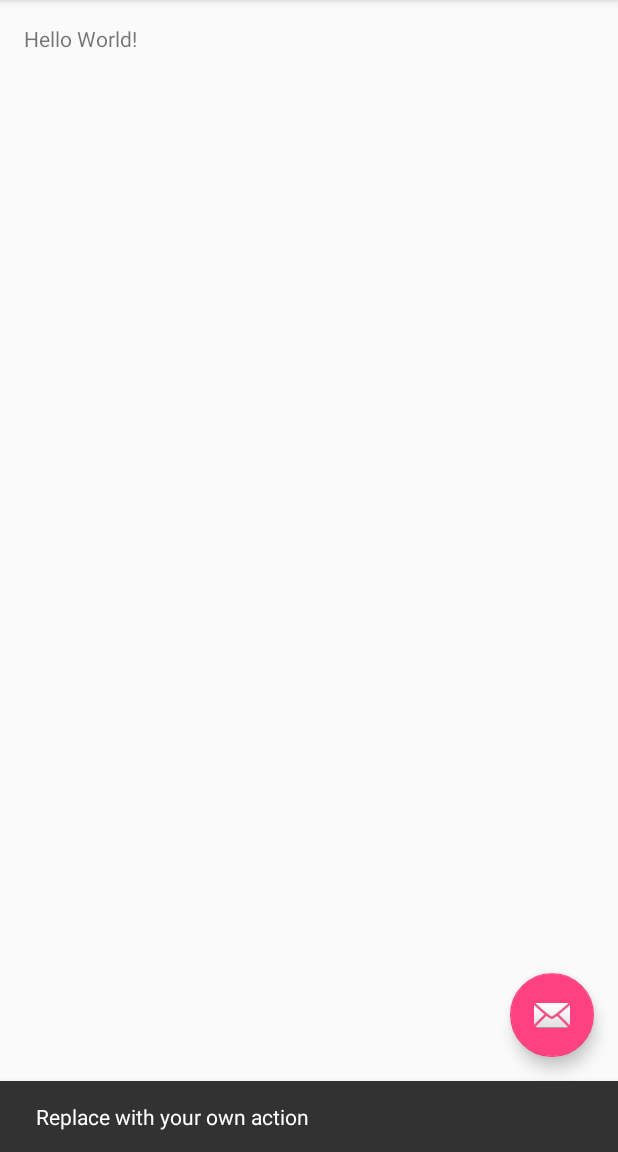
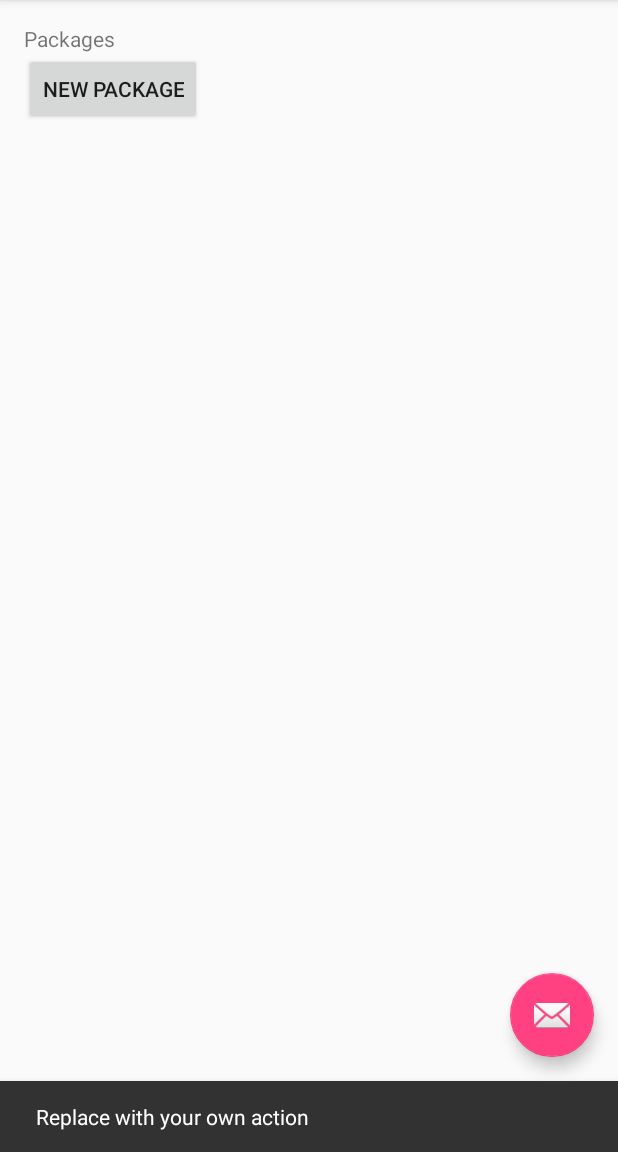
Before and after one commit to bbranquinho/wpattern-mutrack-simple, an Android app: the screen it shows after launch (MainActivity), after a tap on an icon or button, on a phone screen of 412 x 824 dp, the part 84-1236 px from its top. Run offline under Robolectric (Android 15) with nearby library versions, the phone set to English and light mode, and no system bars.

Commit message:
Initial android layout.

```diff
--- a/wpattern-mutrack-android/app/src/main/res/layout/content_main.xml
+++ b/wpattern-mutrack-android/app/src/main/res/layout/content_main.xml
@@ -12,8 +12,32 @@
     tools:context="org.wpattern.mutrack.simple.MainActivity"
     tools:showIn="@layout/activity_main">
 
-    <TextView
-        android:layout_width="wrap_content"
-        android:layout_height="wrap_content"
-        android:text="Hello World!" />
+    <LinearLayout
+        android:orientation="vertical"
+        android:layout_width="match_parent"
+        android:layout_height="match_parent"
+        android:layout_alignParentTop="true"
+        android:layout_alignParentLeft="true"
+        android:layout_alignParentStart="true">
+
+        <TextView
+            android:layout_width="wrap_content"
+            android:layout_height="wrap_content"
+            android:text="@string/package_label"
+            android:id="@+id/packageLabel" />
+
+        <LinearLayout
+            android:orientation="horizontal"
+            android:layout_width="match_parent"
+            android:layout_height="wrap_content">
+
+            <Button
+                android:layout_width="wrap_content"
+                android:layout_height="wrap_content"
+                android:text="@string/new_package"
+                android:id="@+id/packageButton" />
+        </LinearLayout>
+
+    </LinearLayout>
+
 </RelativeLayout>
--- a/wpattern-mutrack-android/app/src/main/res/values/strings.xml
+++ b/wpattern-mutrack-android/app/src/main/res/values/strings.xml
@@ -1,4 +1,6 @@
 <resources>
     <string name="app_name">Mutrack Simple</string>
     <string name="action_settings">Settings</string>
+    <string name="package_label">Packages</string>
+    <string name="new_package">New Package</string>
 </resources>
```
Also changed, not shown: 1 other file.
